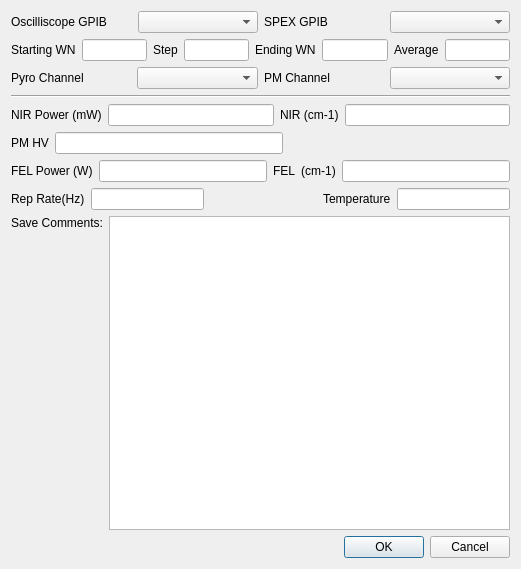
This is Settings.ui in SherwinGroup/SPEXSidebands-fuzzy as Qt 5 draws it before an edit. The edited form follows.
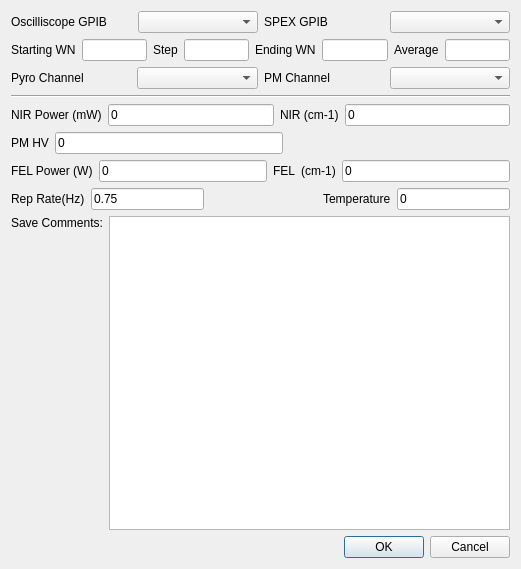
This is the edited form. Custom widgets are drawn as their Qt base class.

```diff
--- a/Settings.ui
+++ b/Settings.ui
@@ -131,7 +131,11 @@
       </widget>
      </item>
      <item>
-      <widget class="QINumberEdit" name="tNIRP"/>
+      <widget class="QFNumberEdit" name="tNIRP">
+       <property name="text">
+        <string>0</string>
+       </property>
+      </widget>
      </item>
      <item>
       <widget class="QLabel" name="label_12">
@@ -141,7 +145,11 @@
       </widget>
      </item>
      <item>
-      <widget class="QLineEdit" name="tNIRLam"/>
+      <widget class="QFNumberEdit" name="tNIRLam">
+       <property name="text">
+        <string>0</string>
+       </property>
+      </widget>
      </item>
     </layout>
    </item>
@@ -162,6 +170,12 @@
          <verstretch>0</verstretch>
         </sizepolicy>
        </property>
+       <property name="toolTip">
+        <string>&lt;html&gt;&lt;head/&gt;&lt;body&gt;&lt;p&gt;Automatic 10x if 700V&lt;/p&gt;&lt;/body&gt;&lt;/html&gt;</string>
+       </property>
+       <property name="text">
+        <string>0</string>
+       </property>
       </widget>
      </item>
      <item>
@@ -189,7 +203,11 @@
       </widget>
      </item>
      <item>
-      <widget class="QLineEdit" name="tFELP"/>
+      <widget class="QFNumberEdit" name="tFELP">
+       <property name="text">
+        <string>0</string>
+       </property>
+      </widget>
      </item>
      <item>
       <widget class="QLabel" name="label_15">
@@ -199,7 +217,11 @@
       </widget>
      </item>
      <item>
-      <widget class="QLineEdit" name="tFELLam"/>
+      <widget class="QFNumberEdit" name="tFELLam">
+       <property name="text">
+        <string>0</string>
+       </property>
+      </widget>
      </item>
     </layout>
    </item>
@@ -213,7 +235,11 @@
       </widget>
      </item>
      <item>
-      <widget class="QLineEdit" name="tRepRate"/>
+      <widget class="QFNumberEdit" name="tRepRate">
+       <property name="text">
+        <string>0.75</string>
+       </property>
+      </widget>
      </item>
      <item>
       <spacer name="horizontalSpacer">
@@ -236,7 +262,11 @@
       </widget>
      </item>
      <item>
-      <widget class="QLineEdit" name="tTemp"/>
+      <widget class="QINumberEdit" name="tTemp">
+       <property name="text">
+        <string>0</string>
+       </property>
+      </widget>
      </item>
     </layout>
    </item>
```
Left out of the diff: 14 changed lines with no effect on the pictures.
